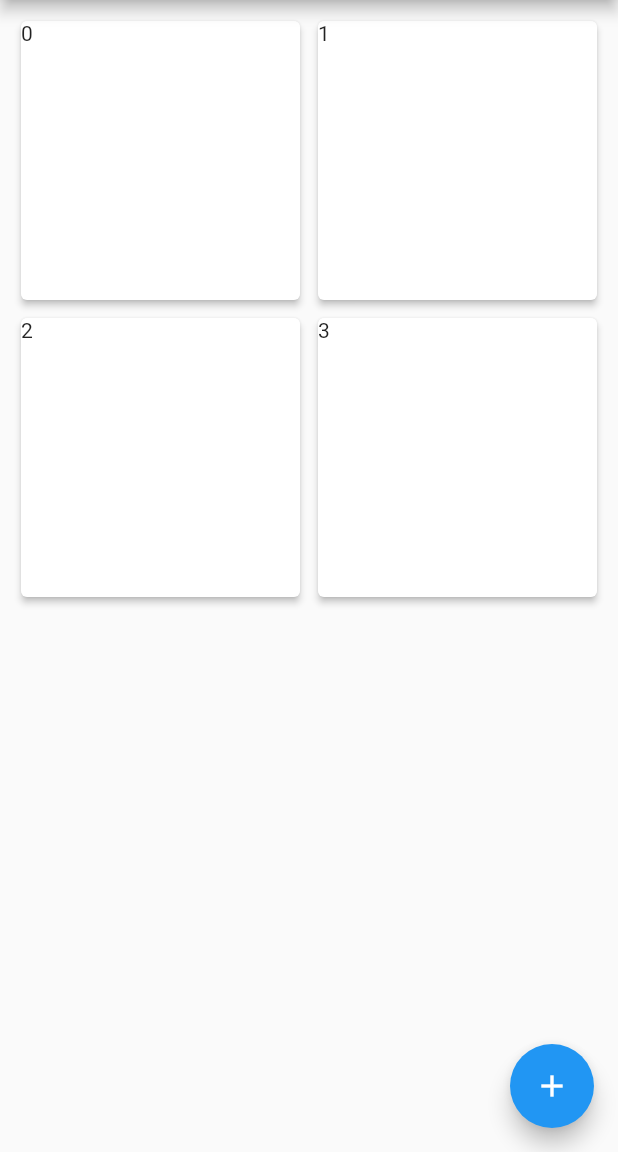
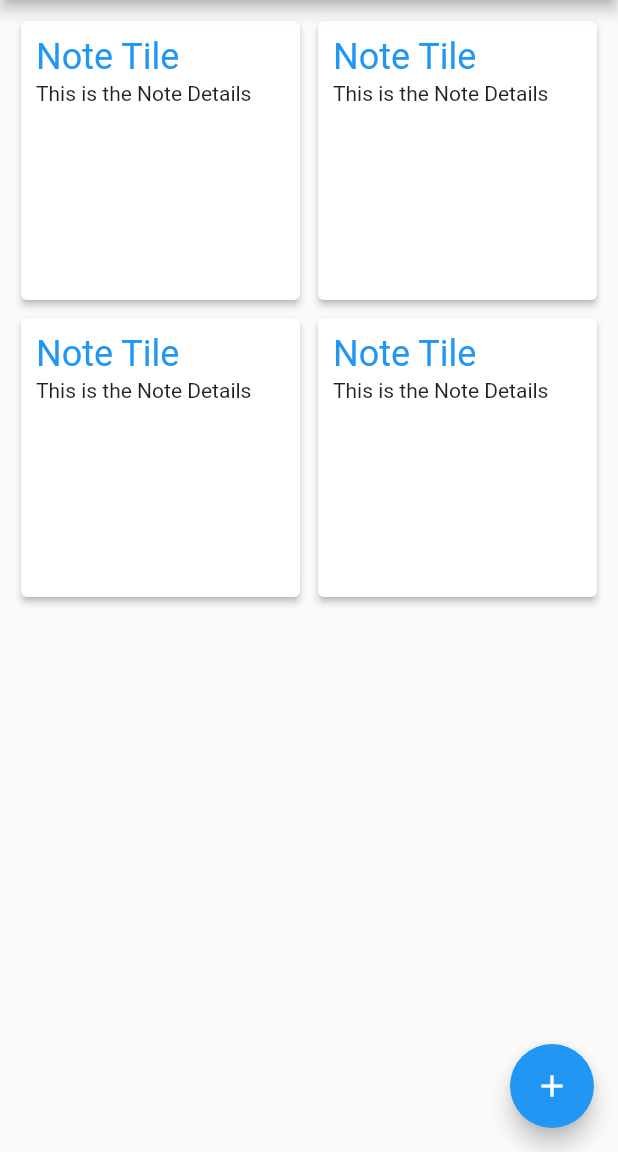
Before and after one commit to naimurhasan/flutter_todoe_bloc, a Flutter app: the screen it shows after launch, on a phone screen of 412 x 824 dp, the part 84-1236 px from its top. Run offline on Flutter 3.47's test engine with Material 2 defaults, Android fonts, the phone set to English and light mode, and no system bars; our stand-ins replace cloud_firestore, firebase_core, flutter_bloc; accounts and stored records are empty.

Commit message:
created blocs

```diff
--- a/lib/main.dart
+++ b/lib/main.dart
@@ -1,6 +1,9 @@
+import 'package:firebase_core/firebase_core.dart';
 import 'package:flutter/material.dart';
 import 'package:flutter_todoebloc/src/app.dart';
 
-void main() {
+void main() async {
+  WidgetsFlutterBinding.ensureInitialized();
+  await Firebase.initializeApp();
   runApp(MyApp());
 }
--- /dev/null
+++ b/lib/src/blocs/note/note_event.dart
@@ -0,0 +1,11 @@
+abstract class NoteEvents {}
+
+// Add
+class AddEvent extends NoteEvents {
+  String title;
+  String details;
+  AddEvent({this.title, this.details});
+}
+
+// Get All
+class GetAllEvent extends NoteEvents {}
--- /dev/null
+++ b/lib/src/blocs/note/note_states.dart
@@ -0,0 +1,14 @@
+import 'package:flutter_todoebloc/src/models/note_model.dart';
+
+abstract class NoteStates {}
+
+class InitState extends NoteStates {}
+
+class LoadingState extends NoteStates {}
+
+class AddState extends NoteStates {}
+
+class GetAllState extends NoteStates {
+  List<Note> notes;
+  GetAllState(this.notes);
+}
--- /dev/null
+++ b/lib/src/constants.dart
@@ -0,0 +1,2 @@
+final String knoteDb = "notes";
+final kprimaryColor = 0xFF2296F3;
--- /dev/null
+++ b/lib/src/repositories/note_repository.dart
@@ -0,0 +1,20 @@
+import 'package:cloud_firestore/cloud_firestore.dart';
+import 'package:flutter_todoebloc/src/constants.dart';
+import 'package:flutter_todoebloc/src/models/note_model.dart';
+
+class NoteRepository {
+  // select database
+  var _db = FirebaseFirestore.instance.collection(knoteDb);
+
+  // Add a Note
+  addNote(Note note) async {
+    await _db.add(note.toJson());
+  }
+
+  // Get list of all Note
+  Future<List<Note>> getNotes() async {
+    var data = await _db.get();
+    var notes = data.docs.map((note) => Note.fromJson(note.data())).toList();
+    return notes;
+  }
+}
--- a/lib/src/ui/components/note/note_card_view.dart
+++ b/lib/src/ui/components/note/note_card_view.dart
@@ -1,5 +1,7 @@
 import 'package:flutter/material.dart';
 import 'package:flutter_todoebloc/src/models/note_model.dart';
+
+import '../../../constants.dart';
 
 class NoteCardView extends StatelessWidget {
   final Note note;
@@ -9,8 +11,34 @@ class NoteCardView extends StatelessWidget {
   @override
   Widget build(BuildContext context) {
     return Card(
-      elevation: 2.0,
-      child: Text("${note.title}"),
-    );
+        elevation: 2.0,
+        child: Padding(
+          padding: const EdgeInsets.all(10.0),
+          child: Column(
+            crossAxisAlignment: CrossAxisAlignment.start,
+            children: [
+              /************* TITLE ******************/
+              Container(
+                  child: Text(
+                note.title,
+                overflow: TextOverflow.ellipsis,
+                style: Theme.of(context)
+                    .textTheme
+                    .headline5
+                    .copyWith(color: Color(kprimaryColor)),
+              )),
+              /************* DETAILS ******************/
+              Container(
+                margin: const EdgeInsets.only(top: 2.0),
+                child: Text(
+                  note.details,
+                  overflow: TextOverflow.ellipsis,
+                  maxLines: 5,
+                  style: Theme.of(context).textTheme.bodyText2,
+                ),
+              ),
+            ],
+          ),
+        ));
   }
 }
--- a/lib/src/ui/screens/HomeScreen.dart
+++ b/lib/src/ui/screens/HomeScreen.dart
@@ -17,7 +17,7 @@ class MyHomePage extends StatelessWidget {
       ),
       body: TwoColumnGridView(
         itemBuilder: (BuildContext context, index) {
-          return NoteCardView(Note("$index", ""));
+          return NoteCardView(Note("Note Tile", "This is the Note Details"));
         },
       ),
       floatingActionButton: FloatingActionButton(
```
Also changed, not shown: lib/src/blocs/note/note_bloc.dart (added, +25 -0 lines), screenshot_1.jpg (added), 2 other files.
